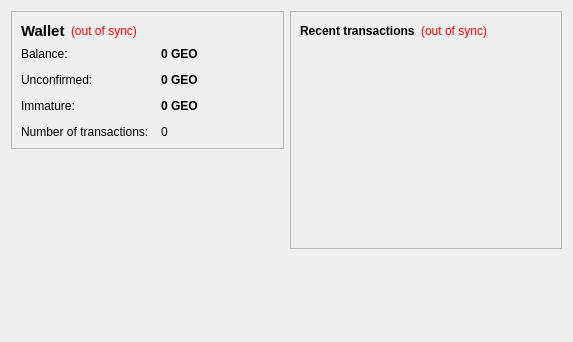
Qt form src/qt/forms/overviewpage.ui (getrichordietryincoin/grdtcoin) before a commit.
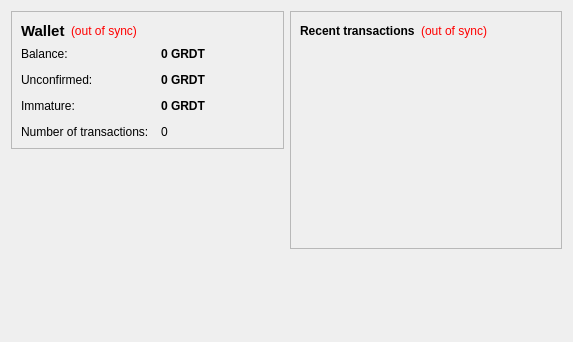
The same form after that commit.

What changed in the file:
```diff
--- a/src/qt/forms/overviewpage.ui
+++ b/src/qt/forms/overviewpage.ui
@@ -105,7 +105,7 @@
              <string>Your current balance</string>
             </property>
             <property name="text">
-             <string notr="true">0 GEO</string>
+             <string notr="true">0 GRDT</string>
             </property>
             <property name="textInteractionFlags">
              <set>Qt::LinksAccessibleByMouse|Qt::TextSelectableByKeyboard|Qt::TextSelectableByMouse</set>
@@ -134,7 +134,7 @@
              <string>Total of transactions that have yet to be confirmed, and do not yet count toward the current balance</string>
             </property>
             <property name="text">
-             <string notr="true">0 GEO</string>
+             <string notr="true">0 GRDT</string>
             </property>
             <property name="textInteractionFlags">
              <set>Qt::LinksAccessibleByMouse|Qt::TextSelectableByKeyboard|Qt::TextSelectableByMouse</set>
@@ -177,7 +177,7 @@
              <string>Mined balance that has not yet matured</string>
             </property>
             <property name="text">
-             <string notr="true">0 GEO</string>
+             <string notr="true">0 GRDT</string>
             </property>
             <property name="textInteractionFlags">
              <set>Qt::LinksAccessibleByMouse|Qt::TextSelectableByKeyboard|Qt::TextSelectableByMouse</set>
```
